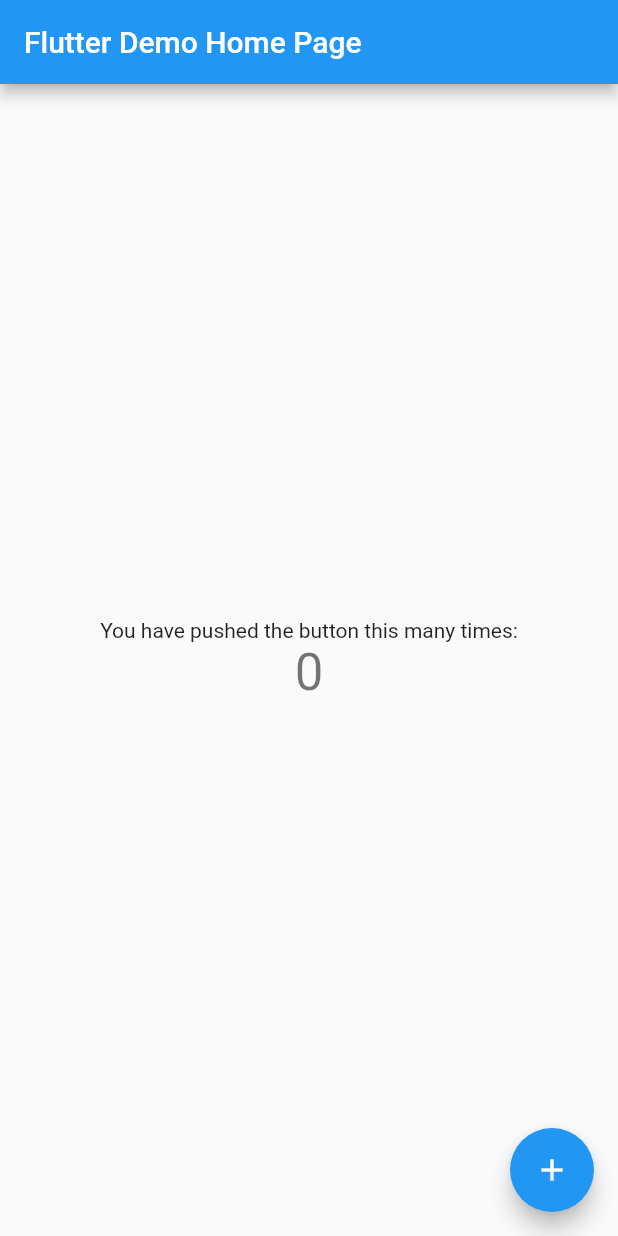
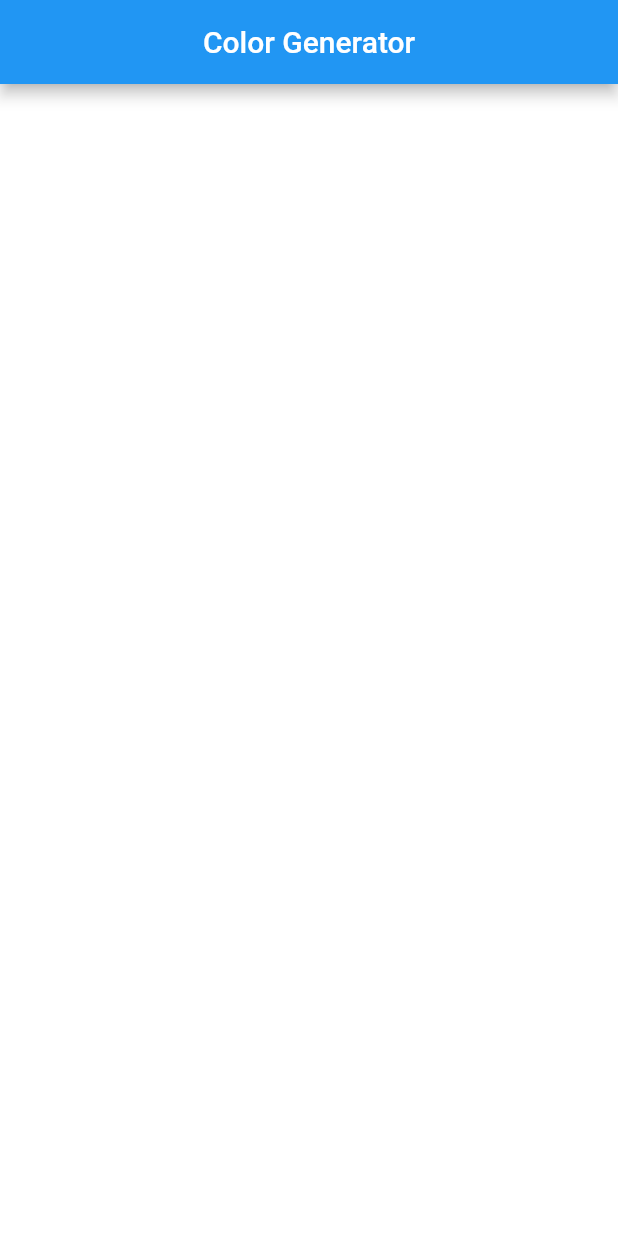
Before and after one commit to Matheus-hora48/task-color, a Flutter app: the screen it shows after launch, on a phone screen of 412 x 824 dp. Run offline on Flutter 3.47's test engine with Material 2 defaults, Android fonts, the phone set to English and light mode, and no system bars.

Commit message:
task: Making color generator

```diff
--- a/lib/main.dart
+++ b/lib/main.dart
@@ -1,115 +1,11 @@
 import 'package:flutter/material.dart';
+import 'package:task_color/src/app_widget.dart';
 
 void main() {
-  runApp(const MyApp());
+  runApp(
+    MaterialApp(
+      debugShowCheckedModeBanner: false,
+      home: AppWidget(),
+    ),
+  );
 }
-
-class MyApp extends StatelessWidget {
-  const MyApp({super.key});
-
-  // This widget is the root of your application.
-  @override
-  Widget build(BuildContext context) {
-    return MaterialApp(
-      title: 'Flutter Demo',
-      theme: ThemeData(
-        // This is the theme of your application.
-        //
-        // Try running your application with "flutter run". You'll see the
-        // application has a blue toolbar. Then, without quitting the app, try
-        // changing the primarySwatch below to Colors.green and then invoke
-        // "hot reload" (press "r" in the console where you ran "flutter run",
-        // or simply save your changes to "hot reload" in a Flutter IDE).
-        // Notice that the counter didn't reset back to zero; the application
-        // is not restarted.
-        primarySwatch: Colors.blue,
-      ),
-      home: const MyHomePage(title: 'Flutter Demo Home Page'),
-    );
-  }
-}
-
-class MyHomePage extends StatefulWidget {
-  const MyHomePage({super.key, required this.title});
-
-  // This widget is the home page of your application. It is stateful, meaning
-  // that it has a State object (defined below) that contains fields that affect
-  // how it looks.
-
-  // This class is the configuration for the state. It holds the values (in this
-  // case the title) provided by the parent (in this case the App widget) and
-  // used by the build method of the State. Fields in a Widget subclass are
-  // always marked "final".
-
-  final String title;
-
-  @override
-  State<MyHomePage> createState() => _MyHomePageState();
-}
-
-class _MyHomePageState extends State<MyHomePage> {
-  int _counter = 0;
-
-  void _incrementCounter() {
-    setState(() {
-      // This call to setState tells the Flutter framework that something has
-      // changed in this State, which causes it to rerun the build method below
-      // so that the display can reflect the updated values. If we changed
-      // _counter without calling setState(), then the build method would not be
-      // called again, and so nothing would appear to happen.
-      _counter++;
-    });
-  }
-
-  @override
-  Widget build(BuildContext context) {
-    // This method is rerun every time setState is called, for instance as done
-    // by the _incrementCounter method above.
-    //
-    // The Flutter framework has been optimized to make rerunning build methods
-    // fast, so that you can just rebuild anything that needs updating rather
-    // than having to individually change instances of widgets.
-    return Scaffold(
-      appBar: AppBar(
-        // Here we take the value from the MyHomePage object that was created by
-        // the App.build method, and use it to set our appbar title.
-        title: Text(widget.title),
-      ),
-      body: Center(
-        // Center is a layout widget. It takes a single child and positions it
-        // in the middle of the parent.
-        child: Column(
-          // Column is also a layout widget. It takes a list of children and
-          // arranges them vertically. By default, it sizes itself to fit its
-          // children horizontally, and tries to be as tall as its parent.
-          //
-          // Invoke "debug painting" (press "p" in the console, choose the
-          // "Toggle Debug Paint" action from the Flutter Inspector in Android
-          // Studio, or the "Toggle Debug Paint" command in Visual Studio Code)
-          // to see the wireframe for each widget.
-          //
-          // Column has various properties to control how it sizes itself and
-          // how it positions its children. Here we use mainAxisAlignment to
-          // center the children vertically; the main axis here is the vertical
-          // axis because Columns are vertical (the cross axis would be
-          // horizontal).
-          mainAxisAlignment: MainAxisAlignment.center,
-          children: <Widget>[
-            const Text(
-              'You have pushed the button this many times:',
-            ),
-            Text(
-              '$_counter',
-              style: Theme.of(context).textTheme.headlineMedium,
-            ),
-          ],
-        ),
-      ),
-      floatingActionButton: FloatingActionButton(
-        onPressed: _incrementCounter,
-        tooltip: 'Increment',
-        child: const Icon(Icons.add),
-      ), // This trailing comma makes auto-formatting nicer for build methods.
-    );
-  }
-}
--- /dev/null
+++ b/lib/src/app_widget.dart
@@ -0,0 +1,19 @@
+import 'package:flutter/material.dart';
+import 'package:task_color/src/home/home_page.dart';
+import 'package:task_color/src/shared/utils/color_repository.dart';
+
+/// Main widget of the application.
+class AppWidget extends StatelessWidget {
+  /// Application color repository.
+  final ColorRepository _colorRepository = ColorRepository();
+
+  @override
+  Widget build(BuildContext context) {
+    return MaterialApp(
+      title: 'Color Generator',
+      home: HomePage(
+        colorRepository: _colorRepository,
+      ),
+    );
+  }
+}
--- /dev/null
+++ b/lib/src/home/home_page.dart
@@ -0,0 +1,54 @@
+import 'package:flutter/material.dart';
+import 'package:task_color/src/shared/utils/color_generator.dart';
+import 'package:task_color/src/shared/utils/color_repository.dart';
+
+/// Application homepage.
+class HomePage extends StatefulWidget {
+  /// Application color repository.
+  final ColorRepository colorRepository;
+
+  /// builder
+  const HomePage({
+    Key? key,
+    required this.colorRepository,
+  }) : super(key: key);
+
+  @override
+  _HomePageState createState() => _HomePageState();
+}
+
+class _HomePageState extends State<HomePage> {
+  final ColorGenerator _colorGenerator = ColorGenerator();
+  Color _backgroundColor = Colors.transparent;
+
+  void _updateBackgroundColor() {
+    setState(() {
+      _backgroundColor = _colorGenerator.randomColor();
+      ColorRepository.backgroundColor = _backgroundColor;
+    });
+  }
+
+  @override
+  Widget build(BuildContext context) {
+    return GestureDetector(
+      onTap: _updateBackgroundColor,
+      child: Scaffold(
+        appBar: AppBar(
+          title: const Text('Color Generator'),
+          centerTitle: true,
+        ),
+        body: const Center(
+          child: Text(
+            'Hey there',
+            style: TextStyle(
+              fontSize: 36,
+              color: Colors.white,
+              fontWeight: FontWeight.bold,
+            ),
+          ),
+        ),
+        backgroundColor: _backgroundColor,
+      ),
+    );
+  }
+}
--- /dev/null
+++ b/lib/src/shared/utils/color_generator.dart
@@ -0,0 +1,19 @@
+import 'dart:math';
+
+import 'package:flutter/material.dart';
+
+/// Class responsible for generating random colors.
+class ColorGenerator {
+  static const int _maxRGBValue = 256;
+  static const double _opaqueAlphaValue = 1.0;
+
+  /// Class responsible for generating random colors.
+  Color randomColor() {
+    return Color.fromRGBO(
+      Random().nextInt(_maxRGBValue),
+      Random().nextInt(_maxRGBValue),
+      Random().nextInt(_maxRGBValue),
+      _opaqueAlphaValue,
+    );
+  }
+}
--- /dev/null
+++ b/lib/src/shared/utils/color_repository.dart
@@ -0,0 +1,16 @@
+import 'package:flutter/material.dart';
+
+/// Repository responsible for managing the colors of the application.
+class ColorRepository {
+  static Color? _backgroundColor;
+
+  /// Sets the current background color of the application.
+  static set backgroundColor(Color color) {
+    _backgroundColor = color;
+  }
+
+  /// Returns the current background color of the application.
+  static Color get backgroundColor {
+    return _backgroundColor ?? Colors.transparent;
+  }
+}
```
